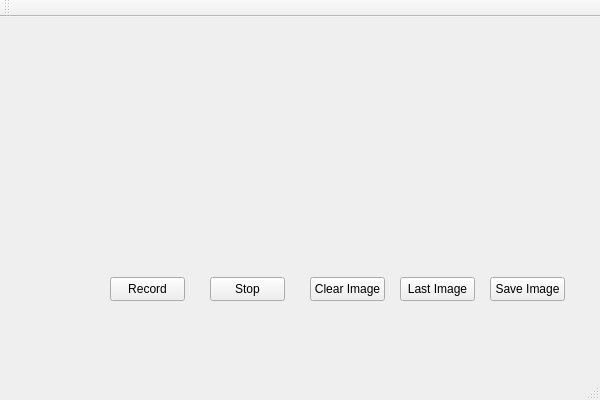
Above: DeteccionCodigos/DeteccionCodigos.ui from Paulafernandeztorres/DeteccionCodigos before the change. Below: the same form after it.
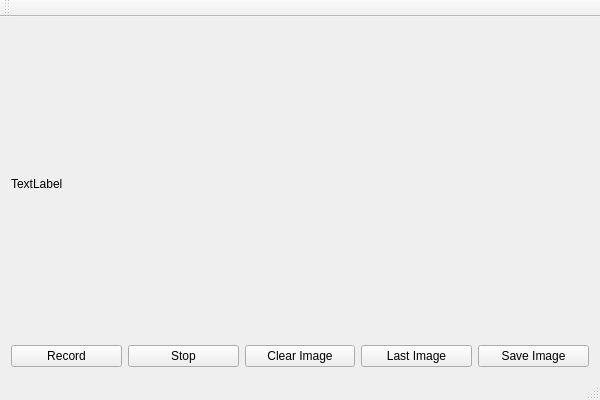
That is the form after the change.

Commit message: auto layout

Patch:
```diff
--- a/DeteccionCodigos/DeteccionCodigos.ui
+++ b/DeteccionCodigos/DeteccionCodigos.ui
@@ -14,71 +14,50 @@
    <string>DeteccionCodigos</string>
   </property>
   <widget class="QWidget" name="centralWidget">
+   <layout class="QGridLayout" name="gridLayout">
+    <item row="1" column="0">
    <widget class="QPushButton" name="btnRecord">
-    <property name="geometry">
-     <rect>
-      <x>110</x>
-      <y>260</y>
-      <width>75</width>
-      <height>24</height>
-     </rect>
-    </property>
     <property name="text">
      <string>Record</string>
     </property>
    </widget>
+    </item>
+    <item row="1" column="1">
    <widget class="QPushButton" name="btnStop">
-    <property name="geometry">
-     <rect>
-      <x>210</x>
-      <y>260</y>
-      <width>75</width>
-      <height>24</height>
-     </rect>
-    </property>
     <property name="text">
      <string>Stop</string>
     </property>
    </widget>
+    </item>
+    <item row="1" column="2">
    <widget class="QPushButton" name="btnClear">
-    <property name="geometry">
-     <rect>
-      <x>310</x>
-      <y>260</y>
-      <width>75</width>
-      <height>24</height>
-     </rect>
-    </property>
     <property name="text">
      <string>Clear Image</string>
     </property>
    </widget>
+    </item>
+    <item row="1" column="3">
    <widget class="QPushButton" name="btnLastImage">
-    <property name="geometry">
-     <rect>
-      <x>400</x>
-      <y>260</y>
-      <width>75</width>
-      <height>24</height>
-     </rect>
-    </property>
     <property name="text">
      <string>Last Image</string>
     </property>
    </widget>
+    </item>
+    <item row="1" column="4">
    <widget class="QPushButton" name="btnSaveImage">
-    <property name="geometry">
-     <rect>
-      <x>490</x>
-      <y>260</y>
-      <width>75</width>
-      <height>24</height>
-     </rect>
-    </property>
     <property name="text">
      <string>Save Image</string>
     </property>
    </widget>
+    </item>
+    <item row="0" column="0" colspan="5">
+     <widget class="QLabel" name="label">
+      <property name="text">
+       <string>TextLabel</string>
+      </property>
+     </widget>
+    </item>
+   </layout>
   </widget>
   <widget class="QMenuBar" name="menuBar">
    <property name="geometry">
```
Left out of the diff: 2 changed lines with no effect on the pictures. Lines whose indentation alone changed are shown as unchanged.
